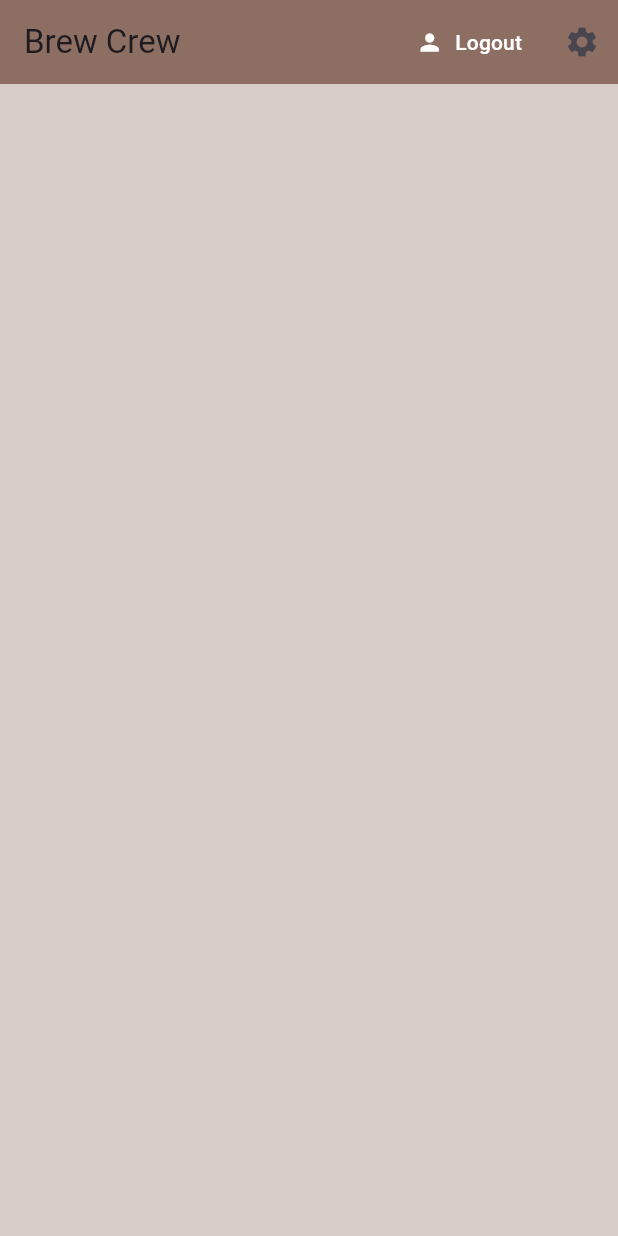
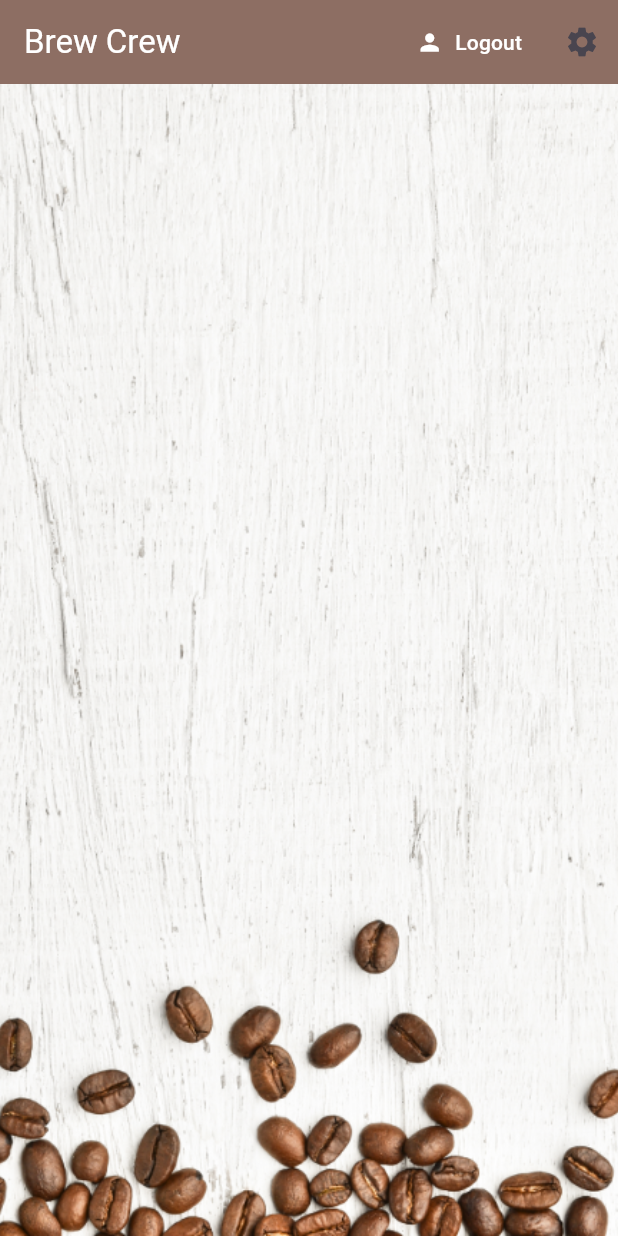
Before and after one commit to RyanSikandar/Brew-Crew, a Flutter app: the screen it shows once a user with an empty profile is signed in, on a phone screen of 412 x 824 dp. Run offline on Flutter 3.47's test engine with Material 3 defaults, Android fonts, the phone set to English and light mode, and no system bars; our stand-ins replace cloud_firestore, firebase_auth, firebase_core, flutter_spinkit; accounts and stored records are empty.

Commit message:
Project Completed

```diff
--- a/lib/screens/home/home.dart
+++ b/lib/screens/home/home.dart
@@ -34,7 +34,10 @@ class Home extends StatelessWidget {
         appBar: AppBar(
           backgroundColor: Colors.brown[400],
           elevation: 0.0,
-          title: const Text('Brew Crew'),
+          title: const Text(
+            'Brew Crew',
+            style: TextStyle(color: Colors.white),
+          ),
           actions: <Widget>[
             TextButton.icon(
               onPressed: () async {
@@ -59,7 +62,15 @@ class Home extends StatelessWidget {
             ),
           ],
         ),
-        body: const BrewList(),
+        body: Container(
+            //add background image
+            decoration: const BoxDecoration(
+              image: DecorationImage(
+                image: AssetImage('assets/coffee_bg.png'),
+                fit: BoxFit.cover,
+              ),
+            ),
+            child: const BrewList()),
       ),
     );
   }
--- a/pubspec.yaml
+++ b/pubspec.yaml
@@ -63,9 +63,8 @@ flutter:
   uses-material-design: true
 
   # To add assets to your application, add an assets section, like this:
-  # assets:
-  #   - images/a_dot_burr.jpeg
-  #   - images/a_dot_ham.jpeg
+  assets:
+    - assets/
 
   # An image asset can refer to one or more resolution-specific "variants", see
   # https://flutter.dev/to/resolution-aware-images
```
Also changed, not shown: lib/screens/home/brew_list.dart (+8 -1 lines), assets/coffee_bg.png (added), assets/coffee_icon.png (added).
